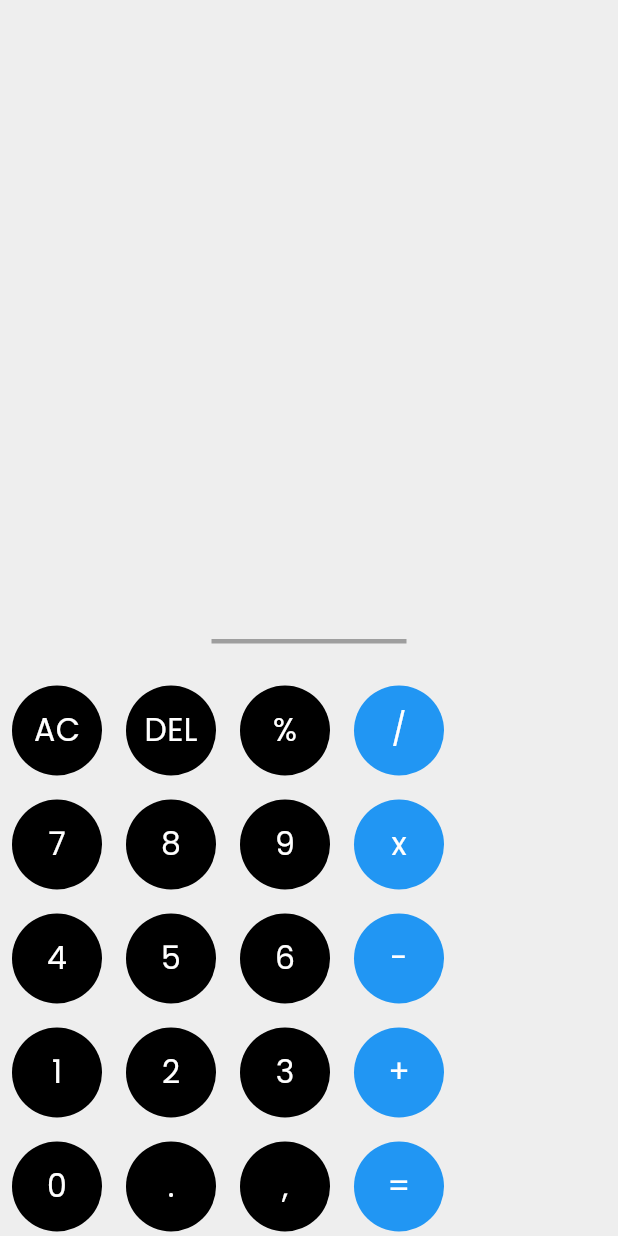
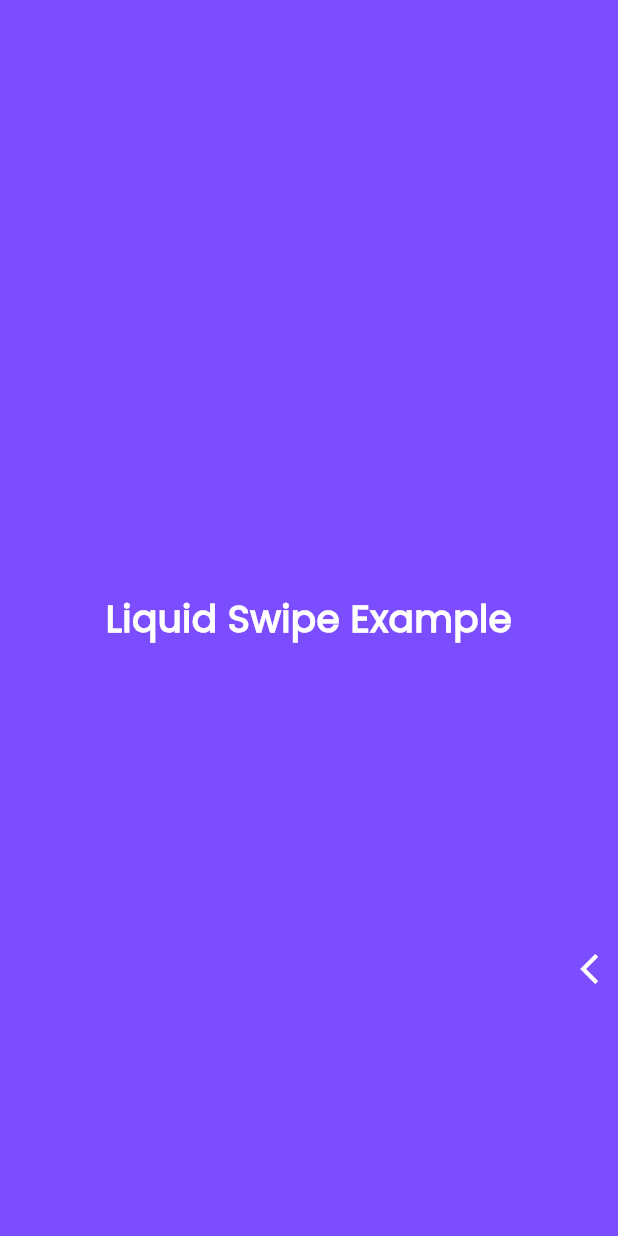
Before and after one commit to HaiderAli228/Learn-Flutter-Development, a Flutter app: the screen it shows after launch, on a phone screen of 412 x 824 dp. Run offline on Flutter 3.47's test engine with Material 3 defaults, Android fonts, the light colour scheme and no system bars; drawn by our look-alikes of liquid_swipe; our stand-ins replace form_field_validator, math_expressions, shared_preferences; missing offline and left inert: fancy_popups_new, flutter_carousel_intro.

Commit message:
adding swipe animation

```diff
--- a/lib/animations/liquid_swipe.dart
+++ b/lib/animations/liquid_swipe.dart
@@ -0,0 +1,68 @@
+import 'package:flutter/material.dart';
+import 'package:liquid_swipe/liquid_swipe.dart';
+
+class SwipeItem {
+  final Color color;
+  final String text;
+
+  SwipeItem(this.color, this.text);
+}
+
+class SimpleLiquidSwipe extends StatelessWidget {
+  final List<SwipeItem> pages = [
+
+    SwipeItem(Colors.deepPurpleAccent, "Liquid Swipe Example"),
+    SwipeItem(Colors.red, "Do Try It. Thank you!"),
+    SwipeItem(Colors.green, "Liked? Fork & Give Star!"),
+    SwipeItem(Colors.orange, "I am Haider Ali"),
+    SwipeItem(Colors.blue, "Follow on Linked In "),
+    SwipeItem(Colors.pink, "Page with Gesture Example"),
+    SwipeItem(Colors.greenAccent, "Source code on github"),
+    SwipeItem(Colors.black, "Follow for More 😁"),
+  ];
+
+  final LiquidController _liquidController = LiquidController();
+
+  SimpleLiquidSwipe({super.key});
+
+  @override
+  Widget build(BuildContext context) {
+    return Scaffold(
+      body: Stack(
+        children: [
+          LiquidSwipe.builder(
+            itemCount: pages.length,
+            itemBuilder: (context, index) => Container(
+              color: pages[index].color,
+              child: Center(
+                child: Text(
+                  pages[index].text,
+                  style: TextStyle(
+                      fontSize: 25,
+                      color: Colors.white,
+                      fontWeight: FontWeight.bold),
+                  textAlign: TextAlign.center,
+                ),
+              ),
+            ),
+            waveType: WaveType.liquidReveal,
+            slideIconWidget: GestureDetector(
+              onTap: () {
+                print("Tapped");
+                int currentPage = _liquidController.currentPage;
+                if (currentPage > 0) {
+                  _liquidController.animateToPage(page: currentPage - 1);
+                } else {
+                  _liquidController.jumpToPage(page: pages.length - 1);
+                }
+              },
+              child: Icon(Icons.arrow_back_ios, color: Colors.white),
+            ),
+            enableLoop: true,
+            liquidController: _liquidController, // Add the controller here
+          ),
+        ],
+      ),
+    );
+  }
+}
--- a/lib/main.dart
+++ b/lib/main.dart
@@ -22,7 +22,7 @@ class MyApp extends StatelessWidget {
             buttonColor: Colors.blue,
             textTheme: ButtonTextTheme.normal,
           )),
-      initialRoute: RoutesName.calculatorScreen,
+      initialRoute: RoutesName.liquidSwipeScreen,
       onGenerateRoute: Routes.generateRoutes,
     );
   }
--- a/lib/routes/routes.dart
+++ b/lib/routes/routes.dart
@@ -2,25 +2,23 @@ import 'package:flutter/material.dart';
 import 'package:learn_flutter/calculator.dart';
 import 'package:learn_flutter/form_validation.dart';
 import 'package:learn_flutter/routes/routes_name.dart';
- // Home screen view
+import '../animations/liquid_swipe.dart';
 
-// Routes class manages app's navigation by generating routes based on RouteSettings
 class Routes {
-  // Method to generate routes based on the route name provided in RouteSettings
   static Route<bool?> generateRoutes(RouteSettings settings) {
     switch (settings.name) {
-    // When navigating to the Home screen
       case RoutesName.calculatorScreen:
         return _buildPageRoute(
           const Calculator(),
         );
-    // When navigating to the Add New Notes screen
+      case RoutesName.liquidSwipeScreen:
+        return _buildPageRoute(
+          SimpleLiquidSwipe(),
+        );
       case RoutesName.formScreen:
         return _buildPageRoute(
           const FormValidation(),
         );
-
-    // If the route name doesn't match any predefined routes, display a "No Route Found" screen
       default:
         return _buildPageRoute(
           const Scaffold(
--- a/lib/routes/routes_name.dart
+++ b/lib/routes/routes_name.dart
@@ -2,4 +2,5 @@ class RoutesName {
   static const String calculatorScreen = "calculator_screen";
   static const String formScreen = "form_screen";
   static const String minCalScreen = "min_cal_screen";
+  static const String liquidSwipeScreen = "liquidSwipe_screen";
 }
--- a/pubspec.yaml
+++ b/pubspec.yaml
@@ -47,7 +47,6 @@ dependencies:
   shared_preferences: ^2.2.3
   flutter_staggered_grid_view: ^0.7.0
   lottie: ^3.1.2
-  flutter_splash_screen: ^3.0.0
   fancy_popups_new: ^0.0.6
   badges: ^3.1.2
   flutter_carousel_intro: ^1.0.11
```
Also changed, not shown: assets/images/1.png (added), assets/images/2.png (added), assets/images/3.png (added), assets/images/4.png (added), pubspec.lock, 1 other file.
